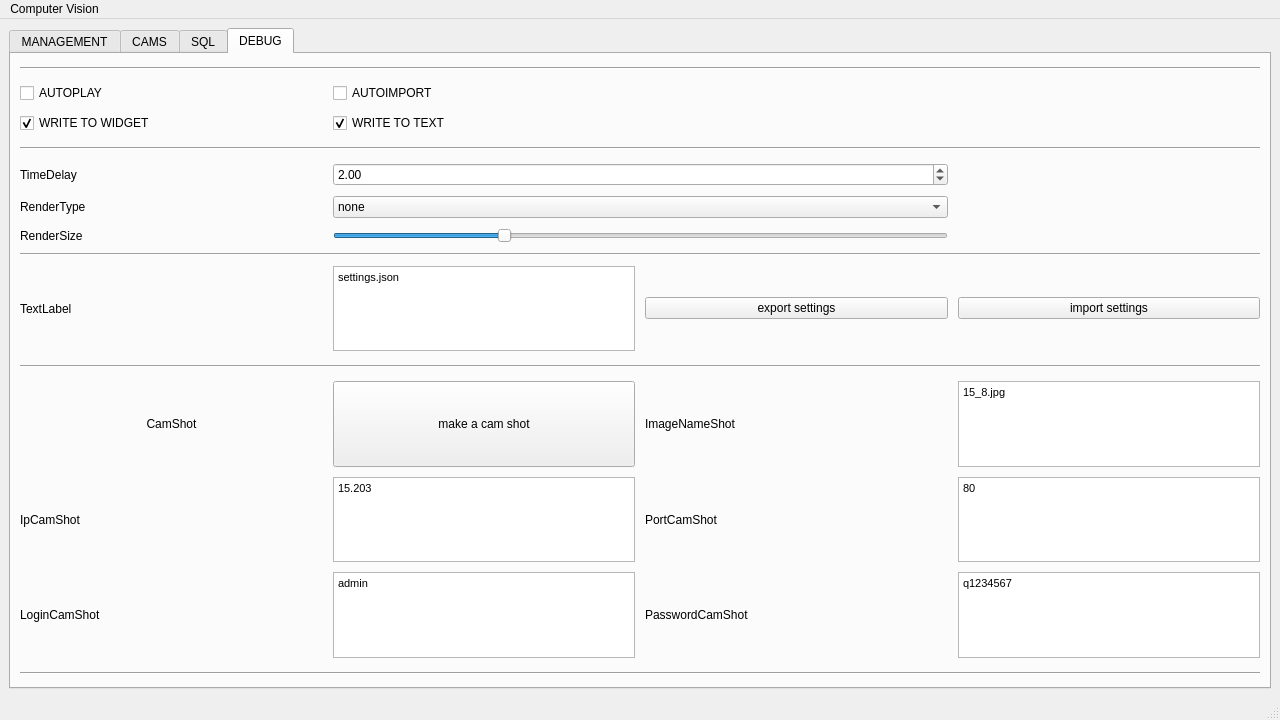
Before: the Qt Designer form computer_vision_app/cpp_main.ui in bogdandrienko/cpp-app, drawn with Qt 5.
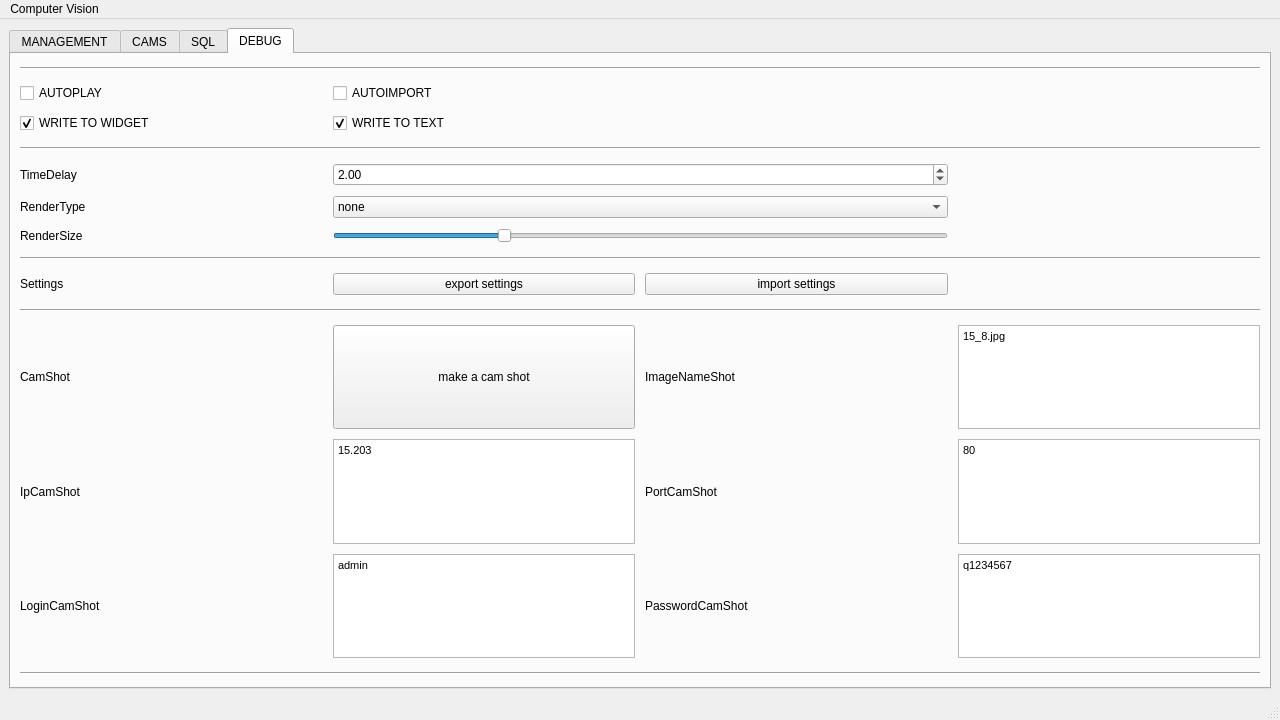
After: the same form once the commit is applied. The open tabs and pages were chosen to show the change.

The edit to the form file:
```diff
--- a/computer_vision_app/cpp_main.ui
+++ b/computer_vision_app/cpp_main.ui
@@ -72,7 +72,7 @@
        </size>
       </property>
       <property name="currentIndex">
-       <number>1</number>
+       <number>0</number>
       </property>
       <property name="elideMode">
        <enum>Qt::ElideMiddle</enum>
@@ -6678,10 +6678,10 @@
 &lt;html&gt;&lt;head&gt;&lt;meta name=&quot;qrichtext&quot; content=&quot;1&quot; /&gt;&lt;style type=&quot;text/css&quot;&gt;
 p, li { white-space: pre-wrap; }
 &lt;/style&gt;&lt;/head&gt;&lt;body style=&quot; font-family:'MS Shell Dlg 2'; font-size:8.25pt; font-weight:400; font-style:normal;&quot;&gt;
-&lt;p style=&quot; margin-top:0px; margin-bottom:0px; margin-left:0px; margin-right:0px; -qt-block-indent:0; text-indent:0px;&quot;&gt;grohot16_data_value&lt;/p&gt;&lt;/body&gt;&lt;/html&gt;</string>
+&lt;p style=&quot; margin-top:0px; margin-bottom:0px; margin-left:0px; margin-right:0px; -qt-block-indent:0; text-indent:0px;&quot;&gt;grohot16_data_table&lt;/p&gt;&lt;/body&gt;&lt;/html&gt;</string>
               </property>
               <property name="placeholderText">
-               <string>grohot16_data_value</string>
+               <string>grohot16_data_table</string>
               </property>
              </widget>
             </item>
@@ -6767,10 +6767,10 @@
 &lt;html&gt;&lt;head&gt;&lt;meta name=&quot;qrichtext&quot; content=&quot;1&quot; /&gt;&lt;style type=&quot;text/css&quot;&gt;
 p, li { white-space: pre-wrap; }
 &lt;/style&gt;&lt;/head&gt;&lt;body style=&quot; font-family:'MS Shell Dlg 2'; font-size:8.25pt; font-weight:400; font-style:normal;&quot;&gt;
-&lt;p style=&quot; margin-top:0px; margin-bottom:0px; margin-left:0px; margin-right:0px; -qt-block-indent:0; text-indent:0px;&quot;&gt;DESKTOP-SM7K050\COMPUTER_VISION&lt;/p&gt;&lt;/body&gt;&lt;/html&gt;</string>
+&lt;p style=&quot; margin-top:0px; margin-bottom:0px; margin-left:0px; margin-right:0px; -qt-block-indent:0; text-indent:0px;&quot;&gt;DESKTOP-SM7K050\\COMPUTER_VISION&lt;/p&gt;&lt;/body&gt;&lt;/html&gt;</string>
               </property>
               <property name="placeholderText">
-               <string>DESKTOP-SM7K050\COMPUTER_VISION</string>
+               <string>DESKTOP-SM7K050\\COMPUTER_VISION</string>
               </property>
              </widget>
             </item>
@@ -6819,10 +6819,10 @@
 &lt;html&gt;&lt;head&gt;&lt;meta name=&quot;qrichtext&quot; content=&quot;1&quot; /&gt;&lt;style type=&quot;text/css&quot;&gt;
 p, li { white-space: pre-wrap; }
 &lt;/style&gt;&lt;/head&gt;&lt;body style=&quot; font-family:'MS Shell Dlg 2'; font-size:8.25pt; font-weight:400; font-style:normal;&quot;&gt;
-&lt;p style=&quot; margin-top:0px; margin-bottom:0px; margin-left:0px; margin-right:0px; -qt-block-indent:0; text-indent:0px;&quot;&gt;grohot16_now_value&lt;/p&gt;&lt;/body&gt;&lt;/html&gt;</string>
+&lt;p style=&quot; margin-top:0px; margin-bottom:0px; margin-left:0px; margin-right:0px; -qt-block-indent:0; text-indent:0px;&quot;&gt;grohot16_now_table&lt;/p&gt;&lt;/body&gt;&lt;/html&gt;</string>
               </property>
               <property name="placeholderText">
-               <string>grohot16_now_value</string>
+               <string>grohot16_now_table</string>
               </property>
              </widget>
             </item>
@@ -6864,6 +6864,24 @@
             </property>
             <item row="12" column="4">
              <widget class="QTextEdit" name="PortCamShot_textEdit">
+              <property name="sizePolicy">
+               <sizepolicy hsizetype="Expanding" vsizetype="Expanding">
+                <horstretch>0</horstretch>
+                <verstretch>0</verstretch>
+               </sizepolicy>
+              </property>
+              <property name="minimumSize">
+               <size>
+                <width>0</width>
+                <height>0</height>
+               </size>
+              </property>
+              <property name="maximumSize">
+               <size>
+                <width>3840</width>
+                <height>2160</height>
+               </size>
+              </property>
               <property name="html">
                <string>&lt;!DOCTYPE HTML PUBLIC &quot;-//W3C//DTD HTML 4.0//EN&quot; &quot;http://www.w3.org/TR/REC-html40/strict.dtd&quot;&gt;
 &lt;html&gt;&lt;head&gt;&lt;meta name=&quot;qrichtext&quot; content=&quot;1&quot; /&gt;&lt;style type=&quot;text/css&quot;&gt;
@@ -6929,13 +6947,6 @@
               </property>
              </widget>
             </item>
-            <item row="9" column="4">
-             <widget class="QPushButton" name="ImportSettings_pushButton">
-              <property name="text">
-               <string>import settings</string>
-              </property>
-             </widget>
-            </item>
             <item row="3" column="1">
              <widget class="QCheckBox" name="WriteToWidget_checkBox">
               <property name="sizePolicy">
@@ -7274,13 +7285,6 @@
               </property>
              </widget>
             </item>
-            <item row="9" column="3">
-             <widget class="QPushButton" name="ExportSettings_pushButton">
-              <property name="text">
-               <string>export settings</string>
-              </property>
-             </widget>
-            </item>
             <item row="5" column="2" colspan="2">
              <widget class="QDoubleSpinBox" name="TimeDelay_doubleSpinBox">
               <property name="sizePolicy">
@@ -7361,19 +7365,55 @@
                <string>CamShot</string>
               </property>
               <property name="alignment">
-               <set>Qt::AlignCenter</set>
+               <set>Qt::AlignLeading|Qt::AlignLeft|Qt::AlignVCenter</set>
               </property>
              </widget>
             </item>
             <item row="9" column="1">
-             <widget class="QLabel" name="label">
+             <widget class="QLabel" name="Settings_label">
+              <property name="sizePolicy">
+               <sizepolicy hsizetype="Expanding" vsizetype="Expanding">
+                <horstretch>0</horstretch>
+                <verstretch>0</verstretch>
+               </sizepolicy>
+              </property>
+              <property name="minimumSize">
+               <size>
+                <width>0</width>
+                <height>0</height>
+               </size>
+              </property>
+              <property name="maximumSize">
+               <size>
+                <width>3840</width>
+                <height>2160</height>
+               </size>
+              </property>
               <property name="text">
-               <string>TextLabel</string>
+               <string>Settings</string>
               </property>
              </widget>
             </item>
             <item row="11" column="3">
              <widget class="QLabel" name="ImageNameShot_label">
+              <property name="sizePolicy">
+               <sizepolicy hsizetype="Expanding" vsizetype="Expanding">
+                <horstretch>0</horstretch>
+                <verstretch>0</verstretch>
+               </sizepolicy>
+              </property>
+              <property name="minimumSize">
+               <size>
+                <width>0</width>
+                <height>0</height>
+               </size>
+              </property>
+              <property name="maximumSize">
+               <size>
+                <width>3840</width>
+                <height>2160</height>
+               </size>
+              </property>
               <property name="text">
                <string>ImageNameShot</string>
               </property>
@@ -7381,6 +7421,24 @@
             </item>
             <item row="12" column="3">
              <widget class="QLabel" name="PortCamShot_label">
+              <property name="sizePolicy">
+               <sizepolicy hsizetype="Expanding" vsizetype="Expanding">
+                <horstretch>0</horstretch>
+                <verstretch>0</verstretch>
+               </sizepolicy>
+              </property>
+              <property name="minimumSize">
+               <size>
+                <width>0</width>
+                <height>0</height>
+               </size>
+              </property>
+              <property name="maximumSize">
+               <size>
+                <width>3840</width>
+                <height>2160</height>
+               </size>
+              </property>
               <property name="text">
                <string>PortCamShot</string>
               </property>
@@ -7388,6 +7446,24 @@
             </item>
             <item row="11" column="4">
              <widget class="QTextEdit" name="ImageNameShot_textEdit">
+              <property name="sizePolicy">
+               <sizepolicy hsizetype="Expanding" vsizetype="Expanding">
+                <horstretch>0</horstretch>
+                <verstretch>0</verstretch>
+               </sizepolicy>
+              </property>
+              <property name="minimumSize">
+               <size>
+                <width>0</width>
+                <height>0</height>
+               </size>
+              </property>
+              <property name="maximumSize">
+               <size>
+                <width>3840</width>
+                <height>2160</height>
+               </size>
+              </property>
               <property name="html">
                <string>&lt;!DOCTYPE HTML PUBLIC &quot;-//W3C//DTD HTML 4.0//EN&quot; &quot;http://www.w3.org/TR/REC-html40/strict.dtd&quot;&gt;
 &lt;html&gt;&lt;head&gt;&lt;meta name=&quot;qrichtext&quot; content=&quot;1&quot; /&gt;&lt;style type=&quot;text/css&quot;&gt;
@@ -7508,31 +7584,6 @@
              </widget>
             </item>
             <item row="10" column="1" colspan="4">
-             <widget class="Line" name="line_4_3">
-              <property name="sizePolicy">
-               <sizepolicy hsizetype="Expanding" vsizetype="Expanding">
-                <horstretch>0</horstretch>
-                <verstretch>0</verstretch>
-               </sizepolicy>
-              </property>
-              <property name="minimumSize">
-               <size>
-                <width>0</width>
-                <height>10</height>
-               </size>
-              </property>
-              <property name="maximumSize">
-               <size>
-                <width>3840</width>
-                <height>2160</height>
-               </size>
-              </property>
-              <property name="orientation">
-               <enum>Qt::Horizontal</enum>
-              </property>
-             </widget>
-            </item>
-            <item row="14" column="1" colspan="4">
              <widget class="Line" name="line_4_4">
               <property name="sizePolicy">
                <sizepolicy hsizetype="Expanding" vsizetype="Expanding">
@@ -7557,21 +7608,97 @@
               </property>
              </widget>
             </item>
+            <item row="14" column="1" colspan="4">
+             <widget class="Line" name="line_4_5">
+              <property name="sizePolicy">
+               <sizepolicy hsizetype="Expanding" vsizetype="Expanding">
+                <horstretch>0</horstretch>
+                <verstretch>0</verstretch>
+               </sizepolicy>
+              </property>
+              <property name="minimumSize">
+               <size>
+                <width>0</width>
+                <height>10</height>
+               </size>
+              </property>
+              <property name="maximumSize">
+               <size>
+                <width>3840</width>
+                <height>2160</height>
+               </size>
+              </property>
+              <property name="orientation">
+               <enum>Qt::Horizontal</enum>
+              </property>
+             </widget>
+            </item>
             <item row="8" column="1" colspan="4">
-             <widget class="Line" name="line">
+             <widget class="Line" name="line_4_3">
+              <property name="minimumSize">
+               <size>
+                <width>0</width>
+                <height>10</height>
+               </size>
+              </property>
+              <property name="maximumSize">
+               <size>
+                <width>3840</width>
+                <height>2160</height>
+               </size>
+              </property>
               <property name="orientation">
                <enum>Qt::Horizontal</enum>
               </property>
              </widget>
             </item>
             <item row="9" column="2">
-             <widget class="QTextEdit" name="textEdit">
-              <property name="html">
-               <string>&lt;!DOCTYPE HTML PUBLIC &quot;-//W3C//DTD HTML 4.0//EN&quot; &quot;http://www.w3.org/TR/REC-html40/strict.dtd&quot;&gt;
-&lt;html&gt;&lt;head&gt;&lt;meta name=&quot;qrichtext&quot; content=&quot;1&quot; /&gt;&lt;style type=&quot;text/css&quot;&gt;
-p, li { white-space: pre-wrap; }
-&lt;/style&gt;&lt;/head&gt;&lt;body style=&quot; font-family:'MS Shell Dlg 2'; font-size:8.25pt; font-weight:400; font-style:normal;&quot;&gt;
-&lt;p style=&quot; margin-top:0px; margin-bottom:0px; margin-left:0px; margin-right:0px; -qt-block-indent:0; text-indent:0px;&quot;&gt;settings.json&lt;/p&gt;&lt;/body&gt;&lt;/html&gt;</string>
+             <widget class="QPushButton" name="ExportSettings_pushButton">
+              <property name="sizePolicy">
+               <sizepolicy hsizetype="Expanding" vsizetype="Expanding">
+                <horstretch>0</horstretch>
+                <verstretch>0</verstretch>
+               </sizepolicy>
+              </property>
+              <property name="minimumSize">
+               <size>
+                <width>0</width>
+                <height>0</height>
+               </size>
+              </property>
+              <property name="maximumSize">
+               <size>
+                <width>3840</width>
+                <height>2160</height>
+               </size>
+              </property>
+              <property name="text">
+               <string>export settings</string>
+              </property>
+             </widget>
+            </item>
+            <item row="9" column="3">
+             <widget class="QPushButton" name="ImportSettings_pushButton">
+              <property name="sizePolicy">
+               <sizepolicy hsizetype="Expanding" vsizetype="Expanding">
+                <horstretch>0</horstretch>
+                <verstretch>0</verstretch>
+               </sizepolicy>
+              </property>
+              <property name="minimumSize">
+               <size>
+                <width>0</width>
+                <height>0</height>
+               </size>
+              </property>
+              <property name="maximumSize">
+               <size>
+                <width>3840</width>
+                <height>2160</height>
+               </size>
+              </property>
+              <property name="text">
+               <string>import settings</string>
               </property>
              </widget>
             </item>
```
